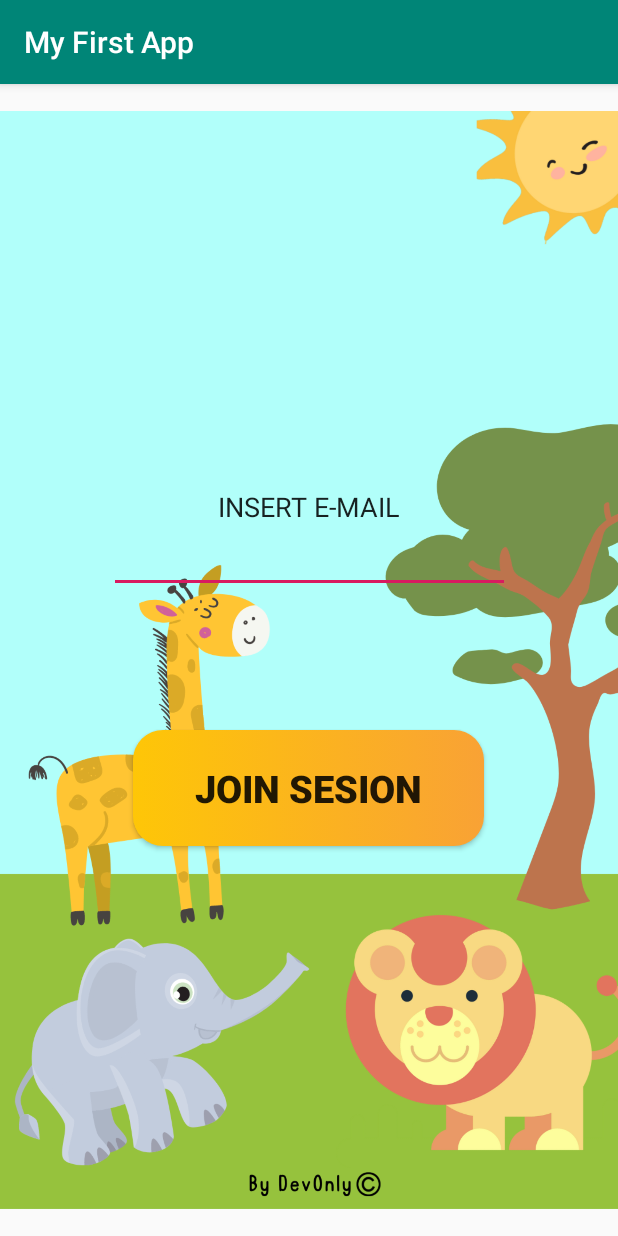
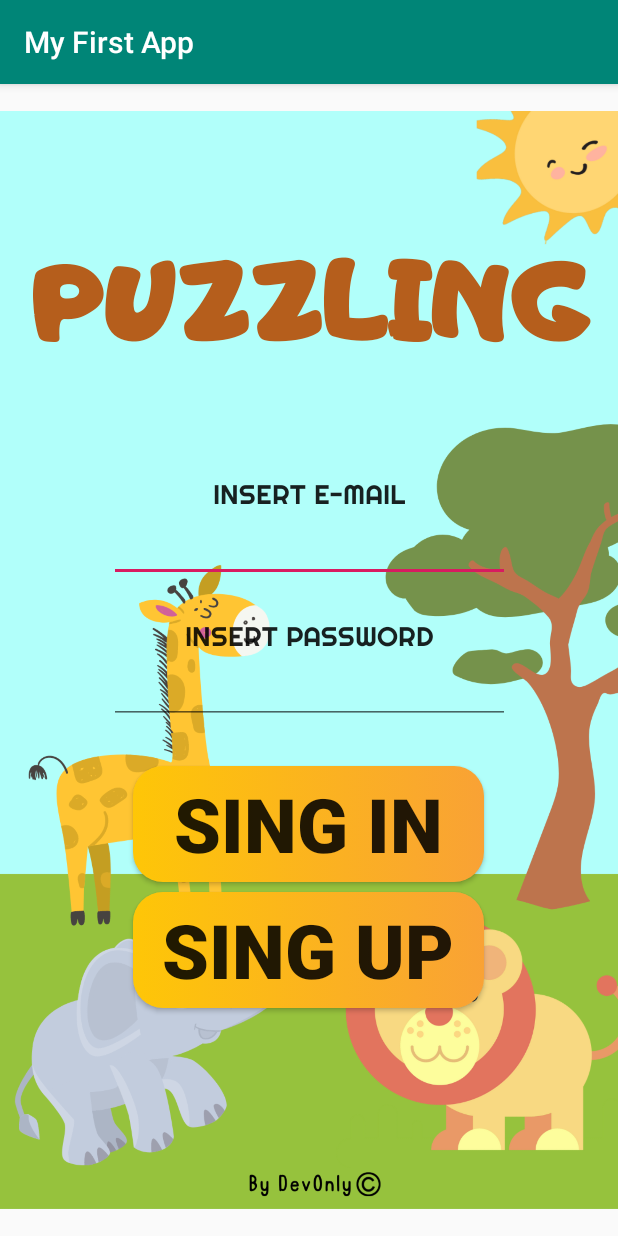
Before and after one commit to ETS-Android2/OnlyDev-Puzzling, an Android app: the screen it shows after launch (MainActivity), on a phone screen of 412 x 824 dp. Run offline under Robolectric (Android 15) with nearby library versions, the phone set to English and light mode, and no system bars.

Commit message:
Sesion_main
Cambios en XML de sesion_main

```diff
--- a/app/src/main/res/layout/sesion_main.xml
+++ b/app/src/main/res/layout/sesion_main.xml
@@ -19,10 +19,24 @@
         android:id="@+id/ini_sesion"
         android:layout_width="234dp"
         android:layout_height="77dp"
-        android:layout_marginBottom="260dp"
+        android:layout_marginBottom="152dp"
         android:background="@drawable/button_style"
-        android:text="JOIN SESION"
-        android:textSize="25sp"
+        android:text="SING UP"
+        android:textSize="50sp"
+        android:textStyle="bold"
+        app:layout_constraintBottom_toBottomOf="parent"
+        app:layout_constraintEnd_toEndOf="parent"
+        app:layout_constraintHorizontal_bias="0.497"
+        app:layout_constraintStart_toStartOf="parent" />
+
+    <Button
+        android:id="@+id/ini_sesion"
+        android:layout_width="234dp"
+        android:layout_height="77dp"
+        android:layout_marginBottom="236dp"
+        android:background="@drawable/button_style"
+        android:text="SING IN"
+        android:textSize="50sp"
         android:textStyle="bold"
         app:layout_constraintBottom_toBottomOf="parent"
         app:layout_constraintEnd_toEndOf="parent"
@@ -34,6 +48,7 @@
         android:layout_width="267dp"
         android:layout_height="80dp"
         android:ems="10"
+        android:fontFamily="@font/regular"
         android:gravity="center_horizontal"
         android:inputType="textEmailAddress"
         android:text="INSERT E-MAIL"
@@ -42,6 +57,40 @@
         app:layout_constraintEnd_toEndOf="parent"
         app:layout_constraintStart_toStartOf="parent"
         app:layout_constraintTop_toTopOf="parent"
-        app:layout_constraintVertical_bias="0.74" />
+        app:layout_constraintVertical_bias="0.672" />
+
+    <EditText
+        android:id="@+id/email_sesion"
+        android:layout_width="267dp"
+        android:layout_height="80dp"
+        android:ems="10"
+        android:fontFamily="@font/regular"
+        android:gravity="center_horizontal"
+        android:inputType="textEmailAddress"
+        android:text="INSERT PASSWORD"
+        android:textAlignment="center"
+        app:layout_constraintBottom_toTopOf="@+id/ini_sesion"
+        app:layout_constraintEnd_toEndOf="parent"
+        app:layout_constraintStart_toStartOf="parent"
+        app:layout_constraintTop_toTopOf="parent"
+        app:layout_constraintVertical_bias="0.926" />
+
+    <TextView
+        android:id="@+id/textView"
+        android:layout_width="wrap_content"
+        android:layout_height="wrap_content"
+        android:layout_marginTop="100dp"
+        android:fontFamily="@font/adigiana"
+        android:shadowColor="#000000"
+        android:text="PUZZLING"
+        android:textColor="#b55e1c"
+        android:textSize="70sp"
+        android:textStyle="bold"
+        app:layout_constraintBottom_toTopOf="@+id/play_button"
+        app:layout_constraintEnd_toEndOf="parent"
+        app:layout_constraintHorizontal_bias="0.567"
+        app:layout_constraintStart_toStartOf="parent"
+        app:layout_constraintTop_toTopOf="@+id/background" />
+
 
 </android.support.constraint.ConstraintLayout>
```
Also changed, not shown: 1 other file.
